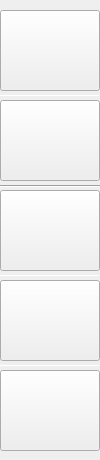
Old version of the form MGAWithSQL/sidepanel.ui in the repository amirtosson/MGAConnect.
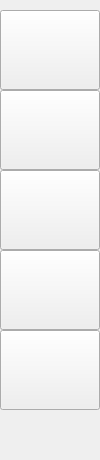
New version of the form.

Diff of the .ui file:
```diff
--- a/MGAWithSQL/sidepanel.ui
+++ b/MGAWithSQL/sidepanel.ui
@@ -22,175 +22,84 @@
   <property name="styleSheet">
    <string notr="true"/>
   </property>
-  <widget class="QPushButton" name="dbConnectBtn">
+  <widget class="QToolButton" name="dbConnectBtn">
    <property name="geometry">
     <rect>
      <x>0</x>
      <y>10</y>
      <width>100</width>
-     <height>81</height>
+     <height>80</height>
     </rect>
    </property>
-   <property name="sizePolicy">
-    <sizepolicy hsizetype="Expanding" vsizetype="Expanding">
-     <horstretch>0</horstretch>
-     <verstretch>0</verstretch>
-    </sizepolicy>
-   </property>
-   <property name="autoFillBackground">
-    <bool>true</bool>
-   </property>
-   <property name="styleSheet">
-    <string notr="true"/>
-   </property>
    <property name="text">
     <string/>
    </property>
+   <property name="toolButtonStyle">
+    <enum>Qt::ToolButtonTextUnderIcon</enum>
+   </property>
   </widget>
-  <widget class="QPushButton" name="showUserListButton">
+  <widget class="QToolButton" name="showUsersButton">
    <property name="geometry">
     <rect>
      <x>0</x>
-     <y>100</y>
+     <y>90</y>
      <width>100</width>
-     <height>81</height>
+     <height>80</height>
     </rect>
    </property>
-   <property name="sizePolicy">
-    <sizepolicy hsizetype="Expanding" vsizetype="Expanding">
-     <horstretch>0</horstretch>
-     <verstretch>0</verstretch>
-    </sizepolicy>
-   </property>
    <property name="text">
     <string/>
    </property>
+   <property name="toolButtonStyle">
+    <enum>Qt::ToolButtonTextUnderIcon</enum>
+   </property>
   </widget>
-  <widget class="QPushButton" name="showDatasetsButton">
+  <widget class="QToolButton" name="showMemberListButton">
    <property name="geometry">
     <rect>
      <x>0</x>
-     <y>190</y>
+     <y>170</y>
      <width>100</width>
-     <height>81</height>
+     <height>80</height>
     </rect>
    </property>
-   <property name="sizePolicy">
-    <sizepolicy hsizetype="Expanding" vsizetype="Expanding">
-     <horstretch>0</horstretch>
-     <verstretch>0</verstretch>
-    </sizepolicy>
-   </property>
    <property name="text">
     <string/>
    </property>
+   <property name="toolButtonStyle">
+    <enum>Qt::ToolButtonTextUnderIcon</enum>
+   </property>
   </widget>
-  <widget class="QPushButton" name="addNewDatasetButton">
+  <widget class="QToolButton" name="addNewDatasetButton">
    <property name="geometry">
     <rect>
      <x>0</x>
-     <y>280</y>
+     <y>250</y>
      <width>100</width>
-     <height>81</height>
+     <height>80</height>
     </rect>
    </property>
-   <property name="sizePolicy">
-    <sizepolicy hsizetype="Expanding" vsizetype="Fixed">
-     <horstretch>0</horstretch>
-     <verstretch>0</verstretch>
-    </sizepolicy>
-   </property>
    <property name="text">
     <string/>
    </property>
+   <property name="toolButtonStyle">
+    <enum>Qt::ToolButtonTextUnderIcon</enum>
+   </property>
   </widget>
-  <widget class="QPushButton" name="addGuestButton">
+  <widget class="QToolButton" name="addGuestButton">
    <property name="geometry">
     <rect>
      <x>0</x>
-     <y>370</y>
+     <y>330</y>
      <width>100</width>
-     <height>81</height>
+     <height>80</height>
     </rect>
    </property>
-   <property name="sizePolicy">
-    <sizepolicy hsizetype="Minimum" vsizetype="Expanding">
-     <horstretch>0</horstretch>
-     <verstretch>0</verstretch>
-    </sizepolicy>
-   </property>
    <property name="text">
     <string/>
    </property>
-  </widget>
-  <widget class="Line" name="line">
-   <property name="geometry">
-    <rect>
-     <x>0</x>
-     <y>95</y>
-     <width>100</width>
-     <height>1</height>
-    </rect>
-   </property>
-   <property name="minimumSize">
-    <size>
-     <width>0</width>
-     <height>0</height>
-    </size>
-   </property>
-   <property name="styleSheet">
-    <string notr="true"/>
-   </property>
-   <property name="orientation">
-    <enum>Qt::Horizontal</enum>
-   </property>
-  </widget>
-  <widget class="Line" name="line_2">
-   <property name="geometry">
-    <rect>
-     <x>0</x>
-     <y>185</y>
-     <width>100</width>
-     <height>2</height>
-    </rect>
-   </property>
-   <property name="styleSheet">
-    <string notr="true"/>
-   </property>
-   <property name="orientation">
-    <enum>Qt::Horizontal</enum>
-   </property>
-  </widget>
-  <widget class="Line" name="line_3">
-   <property name="geometry">
-    <rect>
-     <x>0</x>
-     <y>275</y>
-     <width>100</width>
-     <height>1</height>
-    </rect>
-   </property>
-   <property name="styleSheet">
-    <string notr="true"/>
-   </property>
-   <property name="orientation">
-    <enum>Qt::Horizontal</enum>
-   </property>
-  </widget>
-  <widget class="Line" name="line_4">
-   <property name="geometry">
-    <rect>
-     <x>0</x>
-     <y>365</y>
-     <width>100</width>
-     <height>1</height>
-    </rect>
-   </property>
-   <property name="styleSheet">
-    <string notr="true"/>
-   </property>
-   <property name="orientation">
-    <enum>Qt::Horizontal</enum>
+   <property name="toolButtonStyle">
+    <enum>Qt::ToolButtonTextUnderIcon</enum>
    </property>
   </widget>
  </widget>
```
Left out of the diff: 7 changed lines with no effect on the pictures.
